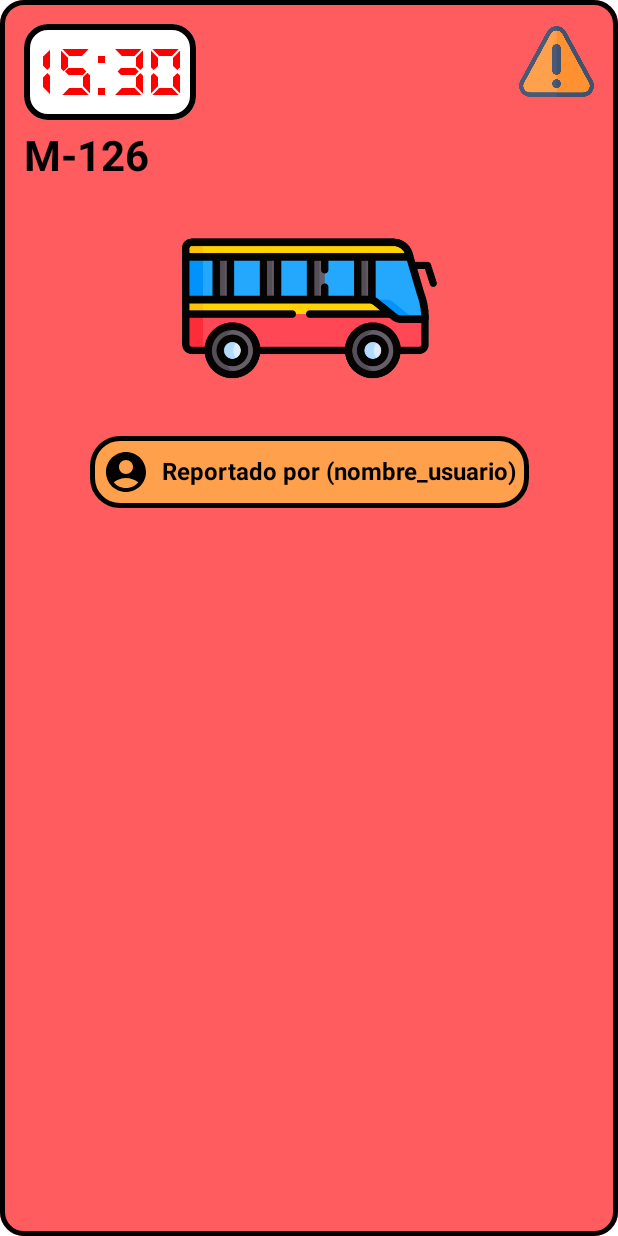
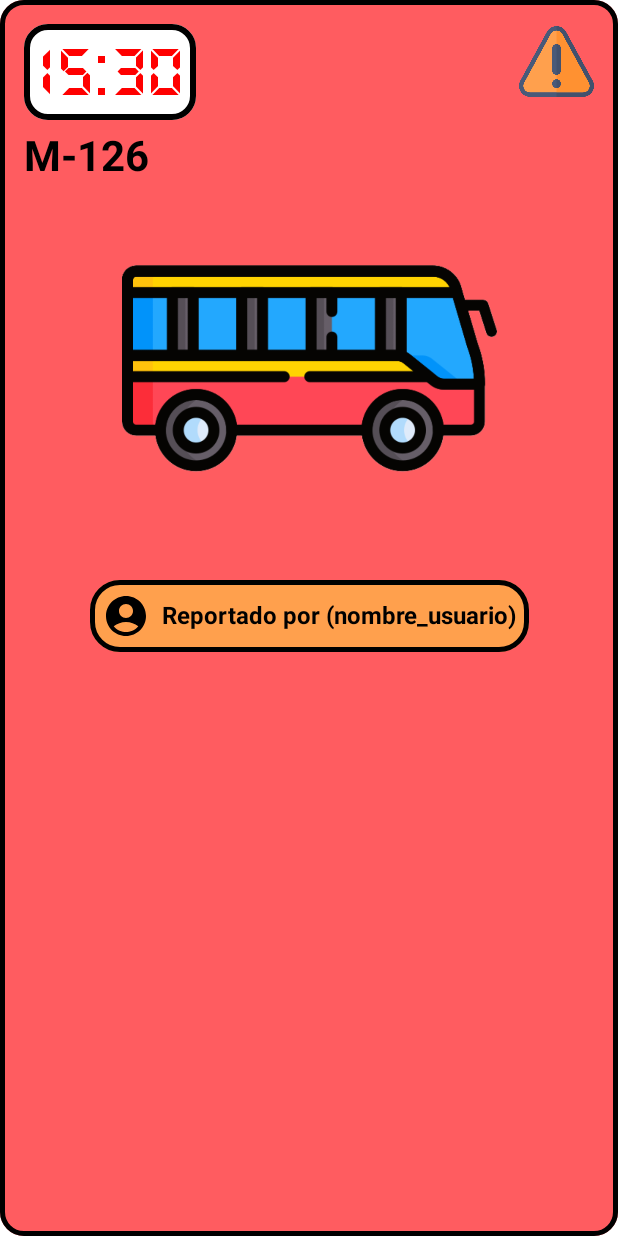
Before and after one commit to Adri833/FullBus, an Android app built with Jetpack Compose: the @Preview function PreviewBusStatus, on a phone screen of 412 x 824 dp. Run offline under Robolectric (Android 15) with nearby library versions, the phone set to English and light mode, and no system bars.

Commit message:
Minor visual changes

```diff
--- a/app/src/main/java/es/thatapps/fullbus/presentation/components/BusStatus.kt
+++ b/app/src/main/java/es/thatapps/fullbus/presentation/components/BusStatus.kt
@@ -14,10 +14,6 @@ import androidx.compose.material3.ButtonDefaults
 import androidx.compose.material3.Icon
 import androidx.compose.material3.Text
 import androidx.compose.runtime.Composable
-import androidx.compose.runtime.getValue
-import androidx.compose.runtime.mutableStateOf
-import androidx.compose.runtime.remember
-import androidx.compose.runtime.setValue
 import androidx.compose.ui.Alignment
 import androidx.compose.ui.Modifier
 import androidx.compose.ui.graphics.Color
@@ -95,8 +91,10 @@ fun BusStatus(
             painter = painterResource(id = R.drawable.bus_1),
             contentDescription = "Bus Image",
             contentScale = ContentScale.Crop,
-            modifier = Modifier.size(170.dp)
+            modifier = Modifier.size(250.dp)
         )
+
+        Spacer(modifier = Modifier.height(16.dp))
 
         // Estado y acciones
         if (busDetail.isFull) {
--- a/app/src/main/java/es/thatapps/fullbus/ui/theme/Color.kt
+++ b/app/src/main/java/es/thatapps/fullbus/ui/theme/Color.kt
@@ -5,7 +5,7 @@ import androidx.compose.ui.graphics.Color
 // Red
 val Red = Color(0xFFFF5C60)
 val Red2 = Color(0xFFFD4655)
-val Red3 = Color(0xFFE63145)
+val Red3 = Color(0xFFD40000)
 
 // Green
 val Green = Color(0xFF6FCB8E)
```
